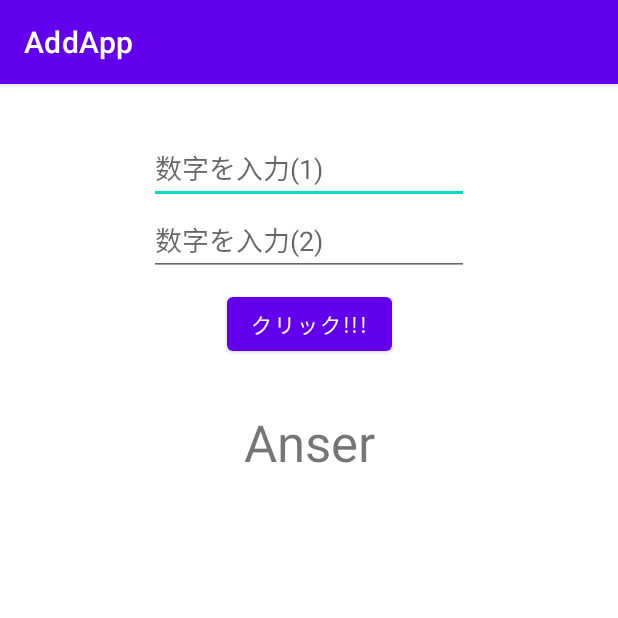
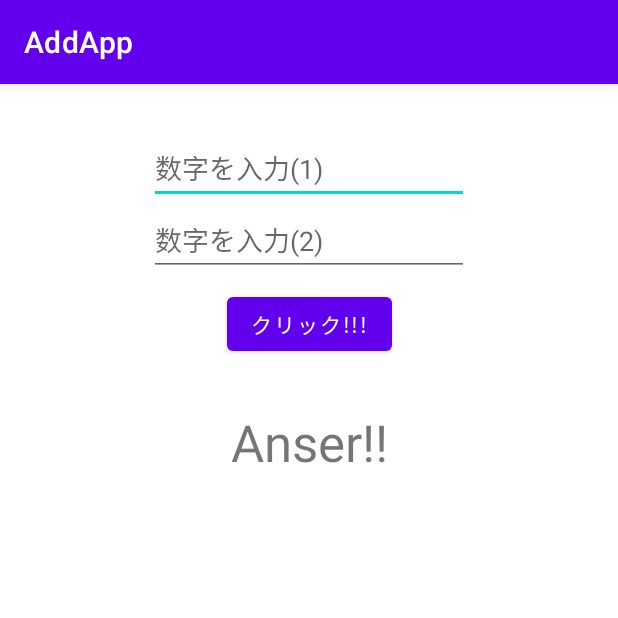
Before and after one commit to Nanikashiyounokai/AddApp, an Android app: the screen it shows after launch (MainActivity), on a phone screen of 412 x 824 dp, the top half of it. Run offline under Robolectric (Android 15) with nearby library versions, the phone set to English and light mode, and no system bars.

Commit message:
anser->anser!!

```diff
--- a/app/src/main/res/layout/activity_main.xml
+++ b/app/src/main/res/layout/activity_main.xml
@@ -47,7 +47,7 @@
         android:layout_width="wrap_content"
         android:layout_height="wrap_content"
         android:layout_marginTop="32dp"
-        android:text="Anser"
+        android:text="Anser!!"
         android:textSize="34sp"
         app:layout_constraintEnd_toEndOf="parent"
         app:layout_constraintStart_toStartOf="parent"
```
